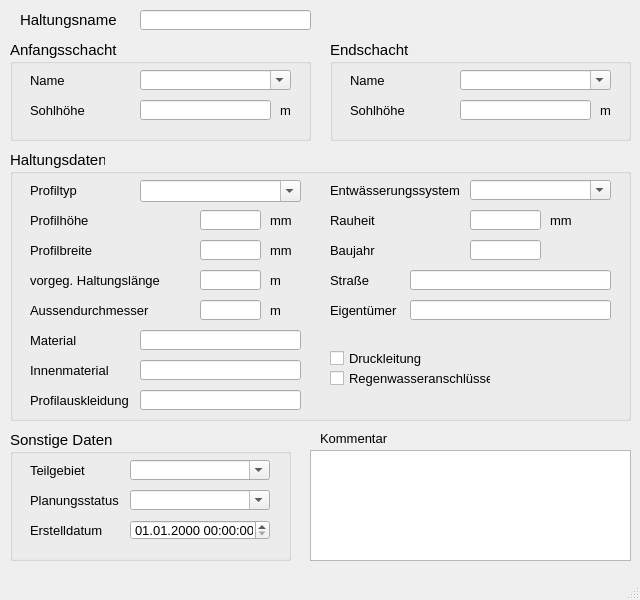
Old version of the form qkan/forms/qkan_haltungen.ui in the repository SonkeHoffmann/QKan-1.
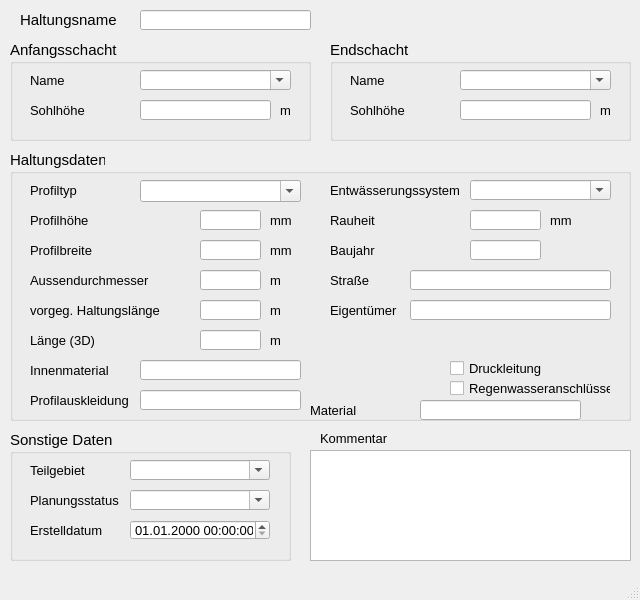
New version of the form. Custom widgets are drawn as their Qt base class.

Diff of the .ui file:
```diff
--- a/qkan/forms/qkan_haltungen.ui
+++ b/qkan/forms/qkan_haltungen.ui
@@ -457,7 +457,7 @@
      <property name="geometry">
       <rect>
        <x>260</x>
-       <y>120</y>
+       <y>150</y>
        <width>30</width>
        <height>20</height>
       </rect>
@@ -476,7 +476,7 @@
      <property name="geometry">
       <rect>
        <x>190</x>
-       <y>120</y>
+       <y>150</y>
        <width>61</width>
        <height>20</height>
       </rect>
@@ -573,7 +573,7 @@
      <property name="geometry">
       <rect>
        <x>20</x>
-       <y>120</y>
+       <y>150</y>
        <width>151</width>
        <height>21</height>
       </rect>
@@ -737,7 +737,7 @@
      <property name="geometry">
       <rect>
        <x>20</x>
-       <y>150</y>
+       <y>120</y>
        <width>151</width>
        <height>21</height>
       </rect>
@@ -756,7 +756,7 @@
      <property name="geometry">
       <rect>
        <x>260</x>
-       <y>150</y>
+       <y>120</y>
        <width>31</width>
        <height>21</height>
       </rect>
@@ -775,7 +775,7 @@
      <property name="geometry">
       <rect>
        <x>190</x>
-       <y>150</y>
+       <y>120</y>
        <width>61</width>
        <height>20</height>
       </rect>
@@ -878,8 +878,8 @@
     <widget class="QCheckBox" name="druckdicht">
      <property name="geometry">
       <rect>
-       <x>320</x>
-       <y>200</y>
+       <x>440</x>
+       <y>210</y>
        <width>101</width>
        <height>17</height>
       </rect>
@@ -906,8 +906,8 @@
     <widget class="QCheckBox" name="rwanschluss">
      <property name="geometry">
       <rect>
-       <x>320</x>
-       <y>220</y>
+       <x>440</x>
+       <y>230</y>
        <width>161</width>
        <height>17</height>
       </rect>
@@ -940,8 +940,8 @@
     <widget class="QLabel" name="label_67">
      <property name="geometry">
       <rect>
-       <x>20</x>
-       <y>180</y>
+       <x>300</x>
+       <y>250</y>
        <width>100</width>
        <height>20</height>
       </rect>
@@ -959,8 +959,8 @@
     <widget class="QLineEdit" name="material">
      <property name="geometry">
       <rect>
-       <x>130</x>
-       <y>180</y>
+       <x>410</x>
+       <y>250</y>
        <width>161</width>
        <height>20</height>
       </rect>
@@ -1077,6 +1077,66 @@
       <string>Eigentümer</string>
      </property>
     </widget>
+    <widget class="QLineEdit" name="laenge_3d">
+     <property name="geometry">
+      <rect>
+       <x>190</x>
+       <y>180</y>
+       <width>61</width>
+       <height>20</height>
+      </rect>
+     </property>
+     <property name="font">
+      <font>
+       <family>Tahoma</family>
+       <pointsize>10</pointsize>
+      </font>
+     </property>
+     <property name="toolTip">
+      <string>&lt;html&gt;&lt;head/&gt;&lt;body&gt;&lt;p&gt;&lt;span style=&quot; font-size:10pt;&quot;&gt;räumliche Länge der Haltung (grafisches Objekt)&lt;/span&gt;&lt;/p&gt;&lt;/body&gt;&lt;/html&gt;</string>
+     </property>
+     <property name="statusTip">
+      <string>vorgegebene Haltungslänge, falls diese nicht automatisch berechnet werden soll</string>
+     </property>
+    </widget>
+    <widget class="QLabel" name="label_18">
+     <property name="geometry">
+      <rect>
+       <x>20</x>
+       <y>180</y>
+       <width>151</width>
+       <height>21</height>
+      </rect>
+     </property>
+     <property name="font">
+      <font>
+       <family>Tahoma</family>
+       <pointsize>10</pointsize>
+      </font>
+     </property>
+     <property name="text">
+      <string>Länge (3D)</string>
+     </property>
+    </widget>
+    <widget class="QLabel" name="label_24">
+     <property name="geometry">
+      <rect>
+       <x>260</x>
+       <y>180</y>
+       <width>30</width>
+       <height>20</height>
+      </rect>
+     </property>
+     <property name="font">
+      <font>
+       <family>Tahoma</family>
+       <pointsize>10</pointsize>
+      </font>
+     </property>
+     <property name="text">
+      <string>m </string>
+     </property>
+    </widget>
    </widget>
    <widget class="QGroupBox" name="groupBox_4">
     <property name="geometry">
```
